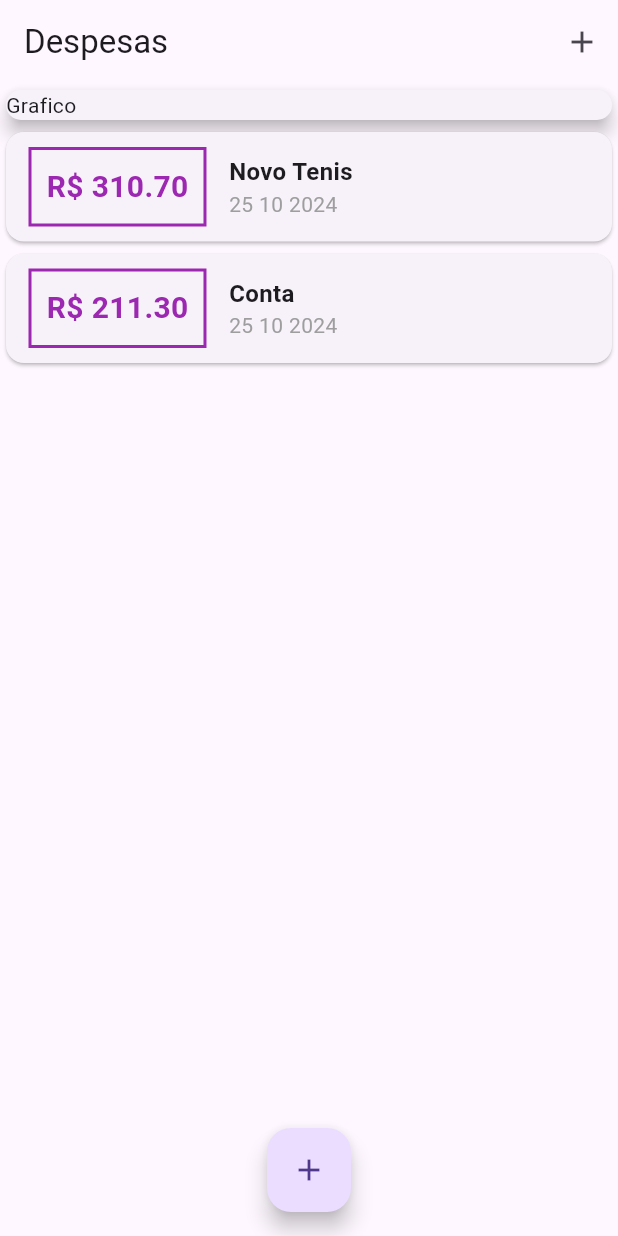
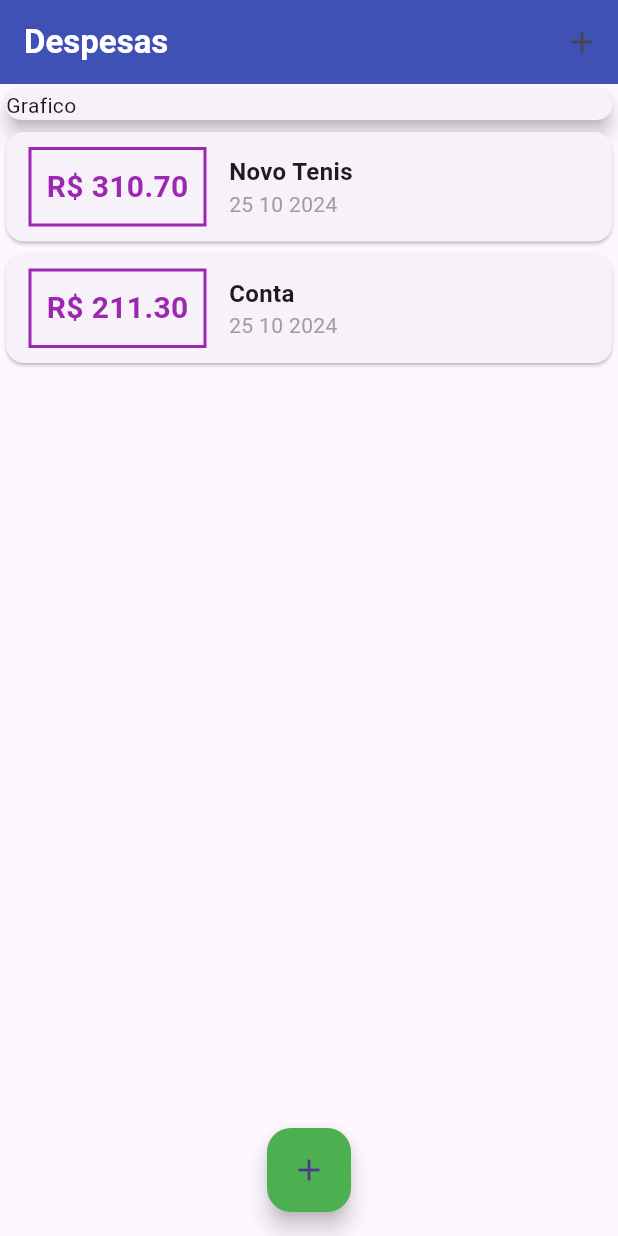
Before and after one commit to JoaoChi/GestaoGastos, a Flutter app: the screen it shows after launch, on a phone screen of 412 x 824 dp. Run offline on Flutter 3.47's test engine with Material 3 defaults, Android fonts, the phone set to English and light mode, and no system bars; Roboto replaces fonts that are missing (OpenSans).

Commit message:
setado thema

```diff
--- a/lib/main.dart
+++ b/lib/main.dart
@@ -5,14 +5,46 @@ import 'components/transaction_list.dart';
 import 'models/transaction.dart';
 import 'dart:math';
 
-main() => runApp(const ExpenseApp());
+main() => runApp(ExpenseApp());
 
 class ExpenseApp extends StatelessWidget {
-  const ExpenseApp({Key? key}) : super(key: key);
-
   @override
   Widget build(BuildContext context) {
+    final ThemeData tema = ThemeData();
+
     return MaterialApp(
+      theme: tema.copyWith(
+        colorScheme: tema.colorScheme.copyWith(
+          primary: Colors.indigo,
+          secondary: Colors.green,
+        ),
+        // Definindo o estilo de texto
+        textTheme: tema.textTheme.copyWith(
+          titleLarge: TextStyle(
+            fontFamily: 'OpenSans',
+            fontSize: 20,
+            fontWeight: FontWeight.bold,
+            color: Colors.white,
+          ),
+          titleMedium: TextStyle(
+            fontFamily: 'Roboto',
+            fontSize: 16,
+            color: Colors.black,
+          ),
+        ),
+        appBarTheme: AppBarTheme(
+          color: Colors.indigo,
+          titleTextStyle: TextStyle(
+            fontFamily: 'OpenSans',
+            fontSize: 22,
+            fontWeight: FontWeight.bold,
+            color: Colors.white,
+          ),
+        ),
+        floatingActionButtonTheme: FloatingActionButtonThemeData(
+          backgroundColor: Colors.green,
+        ),
+      ),
       home: Homepage(),
     );
   }
@@ -51,6 +83,8 @@ class _HomepageState extends State<Homepage> {
     setState(() {
       _transactions.add(newTransaction);
     });
+
+    Navigator.of(context).pop();
   }
 
   _openTransactionFormModal(BuildContext context) {
```
